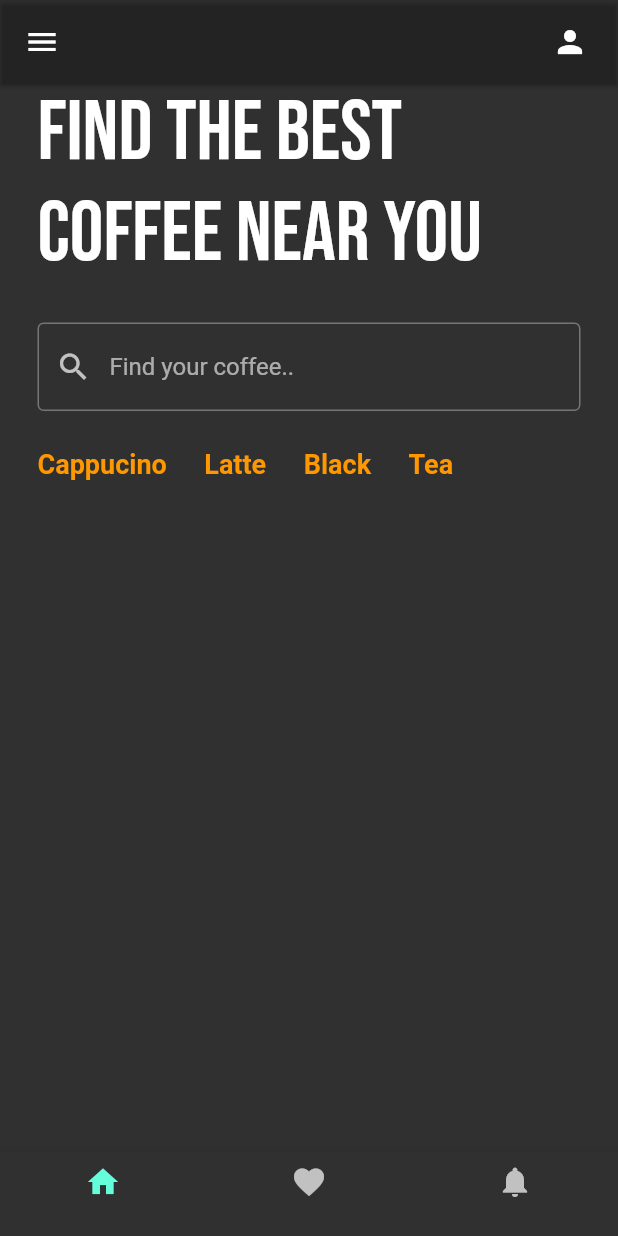
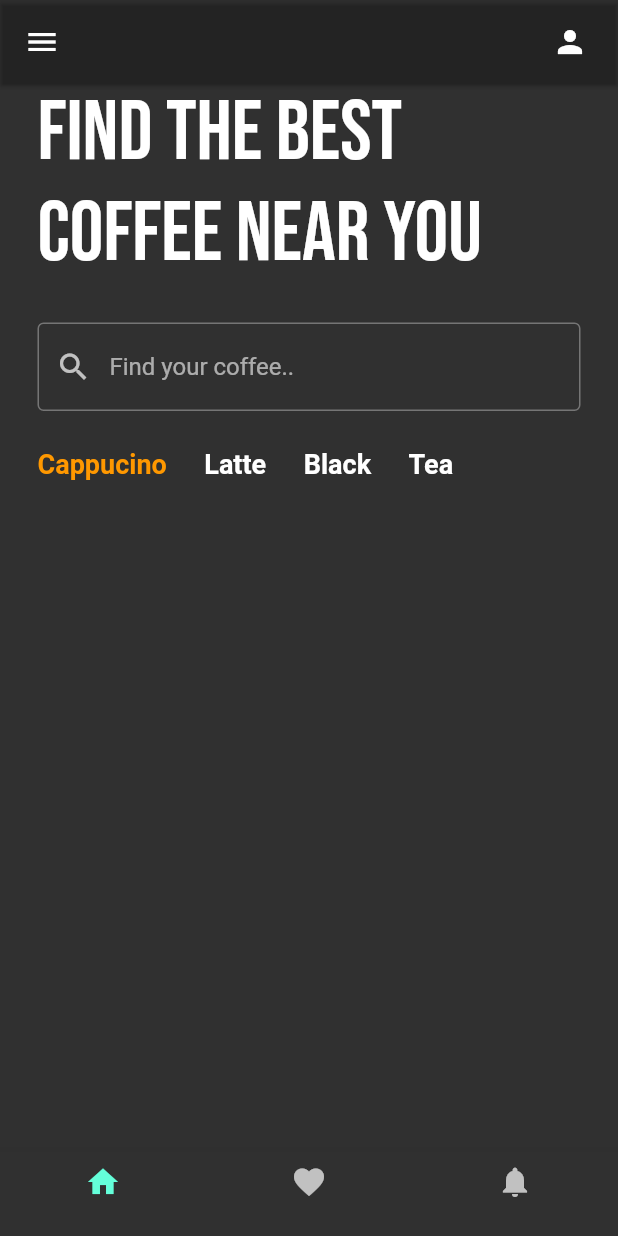
Before and after one commit to urperfectdude/ui_dribble, a Flutter app: the screen it shows after launch, on a phone screen of 412 x 824 dp. Run offline on Flutter 3.47's test engine with Material 2 defaults, Android fonts, the phone set to English and light mode, and no system bars; our stand-ins replace google_fonts.

Commit message:
built basic UI

```diff
--- a/lib/pages/coffee_type.dart
+++ b/lib/pages/coffee_type.dart
@@ -22,7 +22,7 @@ class CoffeeType extends StatelessWidget {
           style: TextStyle(
             fontSize: 18,
             fontWeight: FontWeight.bold,
-            color: Colors.orange,
+            color: isSelected ? Colors.orange : Colors.white,
           ),
         ),
       ),
```
